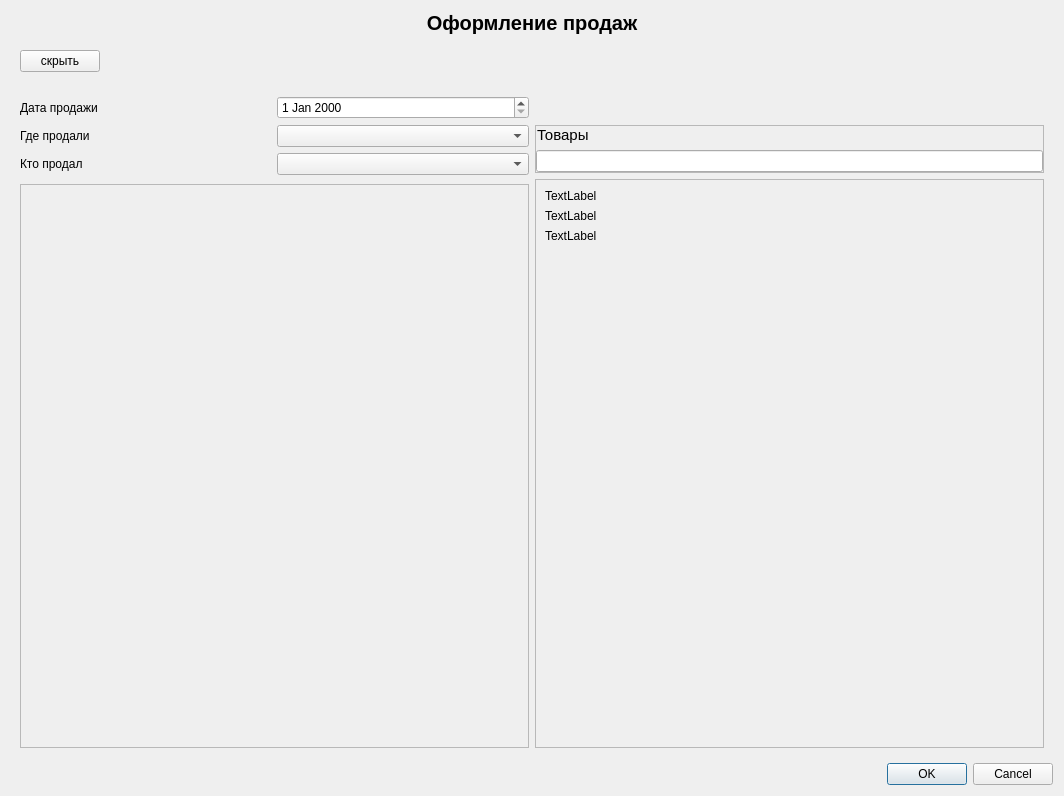
Before: the Qt Designer form prjstore/ui/qt/sale_registration.ui in igol84/myproject, drawn with Qt 5.
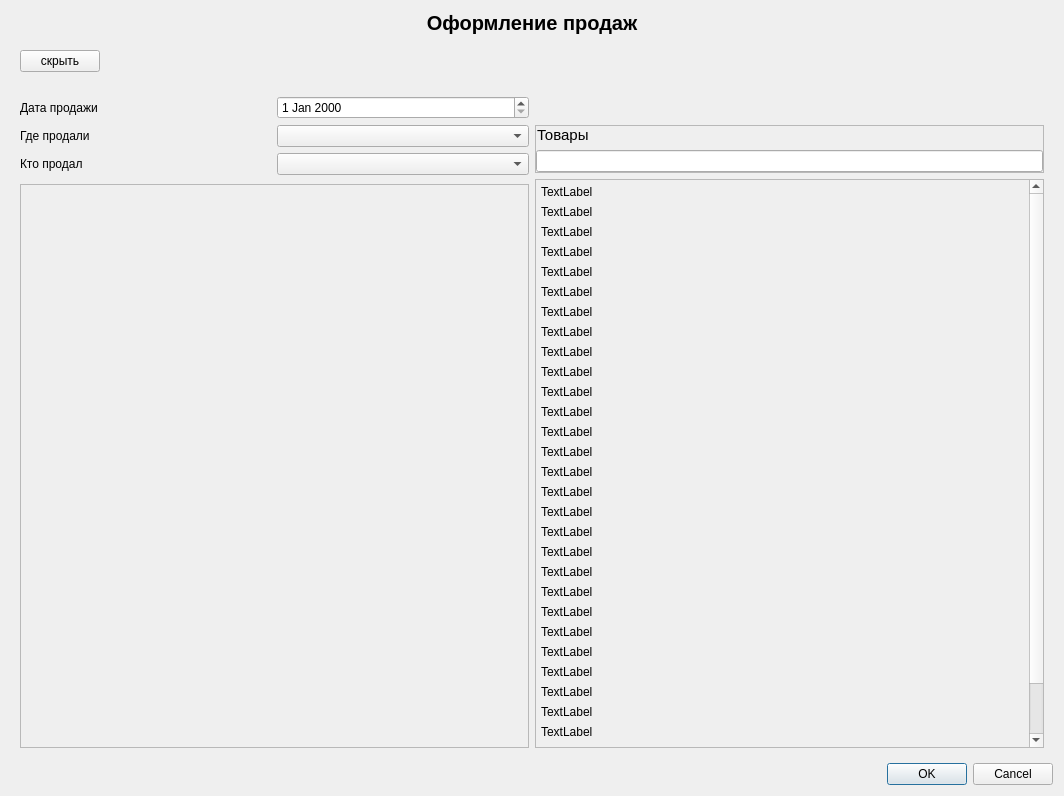
After: the same form once the commit is applied.

Commit message: sale registration product button

Patch:
```diff
--- a/prjstore/ui/qt/sale_registration.ui
+++ b/prjstore/ui/qt/sale_registration.ui
@@ -221,27 +221,29 @@
                <rect>
                 <x>0</x>
                 <y>0</y>
-                <width>508</width>
-                <height>78</height>
+                <width>491</width>
+                <height>593</height>
                </rect>
               </property>
               <property name="sizePolicy">
-               <sizepolicy hsizetype="Preferred" vsizetype="Fixed">
+               <sizepolicy hsizetype="Preferred" vsizetype="Preferred">
                 <horstretch>0</horstretch>
                 <verstretch>0</verstretch>
                </sizepolicy>
               </property>
-              <layout class="QVBoxLayout" name="verticalLayout_4">
+              <layout class="QVBoxLayout" name="items_box">
+               <property name="leftMargin">
+                <number>5</number>
+               </property>
+               <property name="topMargin">
+                <number>5</number>
+               </property>
                <property name="rightMargin">
-                <number>9</number>
+                <number>5</number>
                </property>
-               <item>
-                <widget class="QLabel" name="label_4">
-                 <property name="text">
-                  <string>TextLabel</string>
-                 </property>
-                </widget>
-               </item>
+               <property name="bottomMargin">
+                <number>5</number>
+               </property>
                <item>
                 <widget class="QLabel" name="label_6">
                  <property name="text">
@@ -249,6 +251,209 @@
                  </property>
                 </widget>
                </item>
+               <item>
+                <widget class="QLabel" name="label_8">
+                 <property name="text">
+                  <string>TextLabel</string>
+                 </property>
+                </widget>
+               </item>
+               <item>
+                <widget class="QLabel" name="label_7">
+                 <property name="text">
+                  <string>TextLabel</string>
+                 </property>
+                </widget>
+               </item>
+               <item>
+                <widget class="QLabel" name="label_12">
+                 <property name="text">
+                  <string>TextLabel</string>
+                 </property>
+                </widget>
+               </item>
+               <item>
+                <widget class="QLabel" name="label_21">
+                 <property name="text">
+                  <string>TextLabel</string>
+                 </property>
+                </widget>
+               </item>
+               <item>
+                <widget class="QLabel" name="label_20">
+                 <property name="text">
+                  <string>TextLabel</string>
+                 </property>
+                </widget>
+               </item>
+               <item>
+                <widget class="QLabel" name="label_19">
+                 <property name="text">
+                  <string>TextLabel</string>
+                 </property>
+                </widget>
+               </item>
+               <item>
+                <widget class="QLabel" name="label_18">
+                 <property name="text">
+                  <string>TextLabel</string>
+                 </property>
+                </widget>
+               </item>
+               <item>
+                <widget class="QLabel" name="label_17">
+                 <property name="text">
+                  <string>TextLabel</string>
+                 </property>
+                </widget>
+               </item>
+               <item>
+                <widget class="QLabel" name="label_16">
+                 <property name="text">
+                  <string>TextLabel</string>
+                 </property>
+                </widget>
+               </item>
+               <item>
+                <widget class="QLabel" name="label_15">
+                 <property name="text">
+                  <string>TextLabel</string>
+                 </property>
+                </widget>
+               </item>
+               <item>
+                <widget class="QLabel" name="label_34">
+                 <property name="text">
+                  <string>TextLabel</string>
+                 </property>
+                </widget>
+               </item>
+               <item>
+                <widget class="QLabel" name="label_33">
+                 <property name="text">
+                  <string>TextLabel</string>
+                 </property>
+                </widget>
+               </item>
+               <item>
+                <widget class="QLabel" name="label_32">
+                 <property name="text">
+                  <string>TextLabel</string>
+                 </property>
+                </widget>
+               </item>
+               <item>
+                <widget class="QLabel" name="label_31">
+                 <property name="text">
+                  <string>TextLabel</string>
+                 </property>
+                </widget>
+               </item>
+               <item>
+                <widget class="QLabel" name="label_30">
+                 <property name="text">
+                  <string>TextLabel</string>
+                 </property>
+                </widget>
+               </item>
+               <item>
+                <widget class="QLabel" name="label_29">
+                 <property name="text">
+                  <string>TextLabel</string>
+                 </property>
+                </widget>
+               </item>
+               <item>
+                <widget class="QLabel" name="label_28">
+                 <property name="text">
+                  <string>TextLabel</string>
+                 </property>
+                </widget>
+               </item>
+               <item>
+                <widget class="QLabel" name="label_27">
+                 <property name="text">
+                  <string>TextLabel</string>
+                 </property>
+                </widget>
+               </item>
+               <item>
+                <widget class="QLabel" name="label_26">
+                 <property name="text">
+                  <string>TextLabel</string>
+                 </property>
+                </widget>
+               </item>
+               <item>
+                <widget class="QLabel" name="label_25">
+                 <property name="text">
+                  <string>TextLabel</string>
+                 </property>
+                </widget>
+               </item>
+               <item>
+                <widget class="QLabel" name="label_24">
+                 <property name="text">
+                  <string>TextLabel</string>
+                 </property>
+                </widget>
+               </item>
+               <item>
+                <widget class="QLabel" name="label_23">
+                 <property name="text">
+                  <string>TextLabel</string>
+                 </property>
+                </widget>
+               </item>
+               <item>
+                <widget class="QLabel" name="label_22">
+                 <property name="text">
+                  <string>TextLabel</string>
+                 </property>
+                </widget>
+               </item>
+               <item>
+                <widget class="QLabel" name="label_14">
+                 <property name="text">
+                  <string>TextLabel</string>
+                 </property>
+                </widget>
+               </item>
+               <item>
+                <widget class="QLabel" name="label_13">
+                 <property name="text">
+                  <string>TextLabel</string>
+                 </property>
+                </widget>
+               </item>
+               <item>
+                <widget class="QLabel" name="label_11">
+                 <property name="text">
+                  <string>TextLabel</string>
+                 </property>
+                </widget>
+               </item>
+               <item>
+                <widget class="QLabel" name="label_10">
+                 <property name="text">
+                  <string>TextLabel</string>
+                 </property>
+                </widget>
+               </item>
+               <item>
+                <widget class="QLabel" name="label_9">
+                 <property name="text">
+                  <string>TextLabel</string>
+                 </property>
+                </widget>
+               </item>
+               <item>
+                <widget class="QLabel" name="label_4">
+                 <property name="text">
+                  <string>TextLabel</string>
+                 </property>
+                </widget>
+               </item>
                <item>
                 <widget class="QLabel" name="label_5">
                  <property name="text">
```
Left out of the diff: 3 changed lines with no effect on the pictures. The commit also changes 5 other files.
